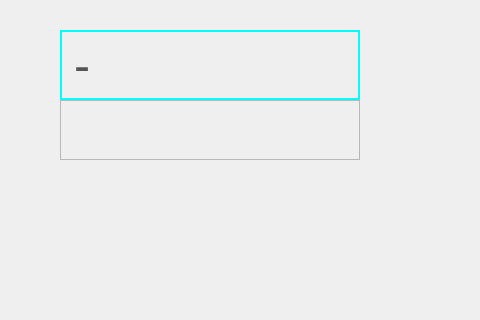
This is CaX/widget/devicelistwindow.ui in fsest4u/CaX_03 as Qt 5 draws it before an edit; both pictures show x 0 to 480 and y 0 to 320 of the 1199 by 433 pixel window. The edited form follows.
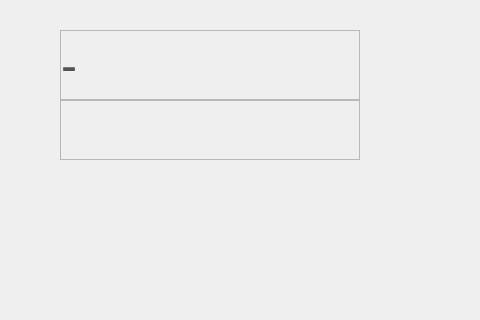
This is the edited form.

What changed in the file:
```diff
--- a/CaX/widget/devicelistwindow.ui
+++ b/CaX/widget/devicelistwindow.ui
@@ -60,11 +60,7 @@
       </size>
      </property>
      <property name="styleSheet">
-      <string notr="true">QFrame
-{
-  border: 1px solid #00ffff;
-}
-</string>
+      <string notr="true"/>
      </property>
      <property name="frameShape">
       <enum>QFrame::StyledPanel</enum>
```
